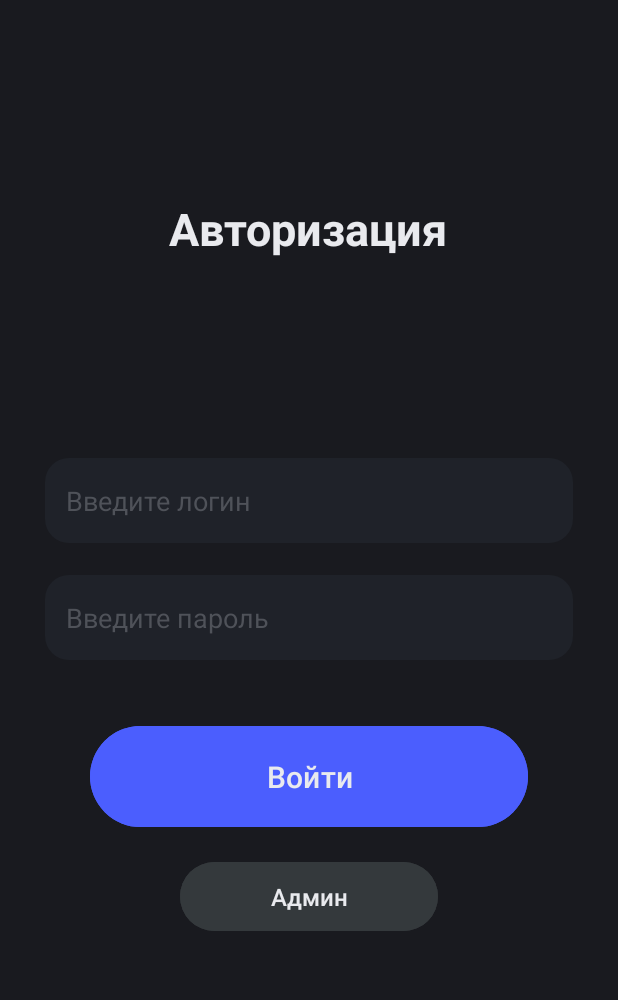
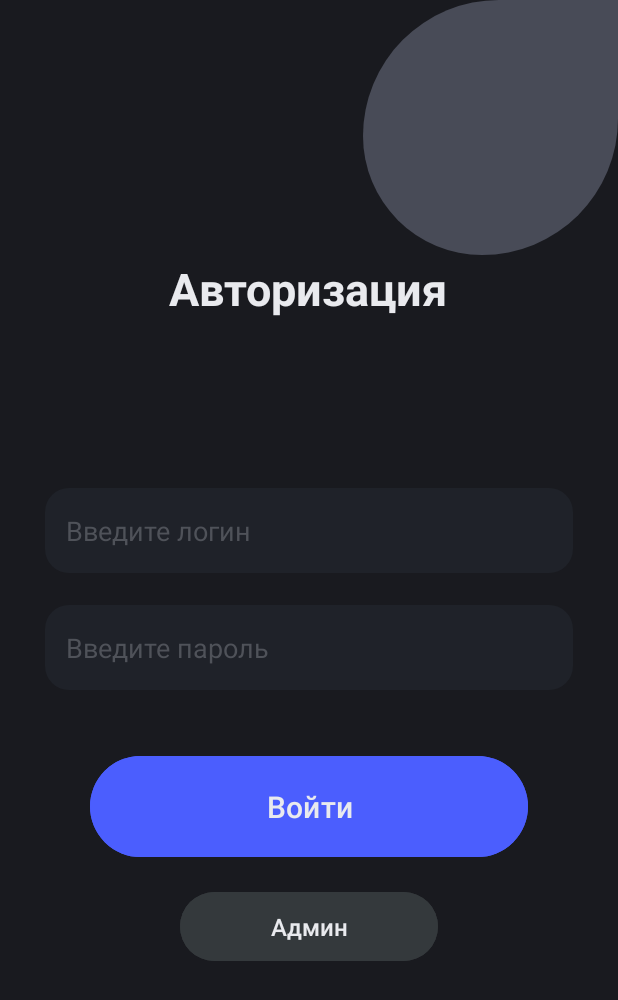
Before and after one commit to urusbievv/testWordKt, an Android app: the screen it shows after launch (MainActivity), on a phone screen of 412 x 824 dp. Shown: the top 1000 px of the screen. Run offline under Robolectric (Android 15) with nearby library versions, the phone set to English and light mode, and no system bars; our stand-ins replace Firebase (no records; nobody signed in at launch, a user with empty details on screens opened directly); libraries missing offline, so code that uses them is left out: com.rengwuxian.materialedittext.

Commit message:
edit design 2

```diff
--- /dev/null
+++ b/app/src/main/res/drawable/im_roud.xml
@@ -0,0 +1,12 @@
+<?xml version="1.0" encoding="utf-8"?>
+<shape xmlns:android="http://schemas.android.com/apk/res/android">
+    <solid android:color="#484b57" />
+    <stroke
+        android:color="#1F2229"
+        android:width="0dp" /> <!-- Толщина контура рамки -->
+    <corners
+        android:topRightRadius="0dp"
+        android:bottomRightRadius="400dp"
+        android:bottomLeftRadius="350dp"
+        android:topLeftRadius="400dp" /> <!-- Радиус скругления углов рамки -->
+</shape>
--- a/app/src/main/res/layout/activity_level.xml
+++ b/app/src/main/res/layout/activity_level.xml
@@ -18,7 +18,7 @@
         app:layout_constraintHorizontal_bias="0.52"
         app:layout_constraintVertical_bias="0.5"
         app:layout_constraintStart_toStartOf="parent"
-        android:textColor="@color/text_in"
+        android:textColor="@color/white"
         app:layout_constraintEnd_toEndOf="parent"
         android:layout_marginTop="50dp"
         app:layout_constraintTop_toTopOf="parent" />
--- a/app/src/main/res/layout/activity_main.xml
+++ b/app/src/main/res/layout/activity_main.xml
@@ -8,12 +8,20 @@
     android:background="@color/dark_gray"
     tools:context=".activity.MainActivity">
 
+    <ImageView
+        android:id="@+id/imageView"
+        android:layout_width="170dp"
+        android:layout_height="170dp"
+        android:layout_alignParentEnd="true"
+        app:srcCompat="@drawable/im_roud"
+        android:elevation="6dp" />
+
     <LinearLayout
         android:id="@+id/avtores"
         android:layout_width="match_parent"
         android:layout_height="wrap_content"
         android:layout_centerHorizontal="true"
-        android:layout_marginTop="130dp"
+        android:layout_marginTop="170dp"
         android:gravity="center"
         android:orientation="vertical">
 
@@ -24,6 +32,7 @@
             android:text="@string/hello"
             android:textColor="@color/white"
             android:textSize="30sp" />
+
     </LinearLayout>
 
     <LinearLayout
@@ -31,7 +40,7 @@
         android:layout_width="match_parent"
         android:layout_height="wrap_content"
         android:layout_below="@+id/avtores"
-        android:layout_marginTop="110dp"
+        android:layout_marginTop="90dp"
         android:orientation="vertical">
 
 
--- a/app/src/main/res/layout/activity_support.xml
+++ b/app/src/main/res/layout/activity_support.xml
@@ -60,7 +60,7 @@
         android:textColor="@color/white"
         android:textSize="18sp"
         android:layout_below="@+id/et_message"
-        android:backgroundTint="@color/green_sup"
+        android:backgroundTint="@color/main_b"
         android:text="@string/send" />
 
 </RelativeLayout>
--- a/app/src/main/res/layout/activity_user_registration.xml
+++ b/app/src/main/res/layout/activity_user_registration.xml
@@ -29,7 +29,7 @@
         android:layout_width="wrap_content"
         android:layout_height="wrap_content"
         android:layout_centerHorizontal="true"
-        android:layout_marginTop="70dp"
+        android:layout_marginTop="90dp"
         android:fontFamily="@font/intelone"
         android:text="@string/hello_admin"
         android:textColor="@color/white"
@@ -41,7 +41,7 @@
         android:layout_height="wrap_content"
         android:layout_below="@+id/admin_log"
         android:layout_marginHorizontal="30dp"
-        android:layout_marginTop="71dp"
+        android:layout_marginTop="50dp"
         android:background="@drawable/container_border"
         android:gravity="top"
         android:hint="@string/reg_name"
@@ -143,7 +143,7 @@
         android:layout_centerHorizontal="true"
         android:layout_marginHorizontal="70dp"
         android:layout_marginTop="35dp"
-        android:backgroundTint="@color/blue_li"
+        android:backgroundTint="@color/main_b"
         android:padding="15dp"
         android:text="@string/register_user"
         android:textColor="@color/white"
--- a/app/src/main/res/values/strings.xml
+++ b/app/src/main/res/values/strings.xml
@@ -54,7 +54,7 @@
     <string name="reg_password">Пароль</string>
     <string name="reg_phone">Номер телефона</string>
     <string name="register_user">Зарегистрировать</string>
-    <string name="hello_admin">Привет Админ</string>
+    <string name="hello_admin">Регистрация</string>
     <string name="entrance_admin">Админ</string>
     <string name="login_firebase">Зайти в Firebase</string>
     <string name="answers_user">Посмотреть ответы</string>
--- a/app/src/main/res/values/themes.xml
+++ b/app/src/main/res/values/themes.xml
@@ -3,7 +3,7 @@
     <style name="Base.Theme.TestWordKot" parent="Theme.Material3.DayNight.NoActionBar">
         <!-- Customize your light theme here. -->
         <!-- <item name="colorPrimary">@color/my_light_primary</item> -->
-        <item name="colorPrimary">@color/black</item>
+        <item name="colorPrimary">@color/dark_gray</item>
 
     </style>
 
```
Also changed, not shown: app/src/main/res/layout/activity_block.xml (+3 -6 lines), app/src/main/res/layout/activity_map.xml (+7 -6 lines), app/src/main/res/layout/custom_dialog.xml (+2 -13 lines).
